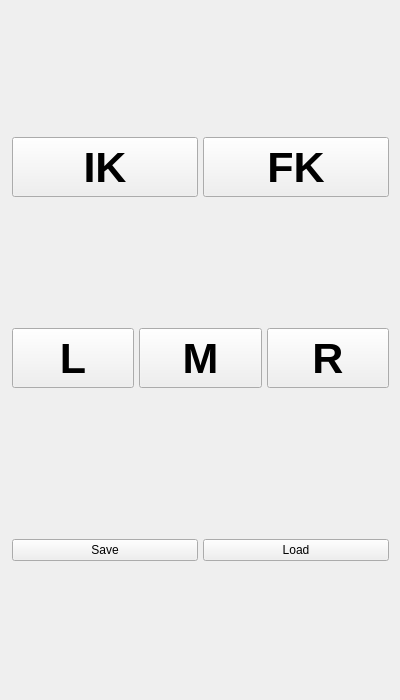
First picture: the form in tools/shapes.ui, repository a772bNsz/Rigging-Tools, before the edit.
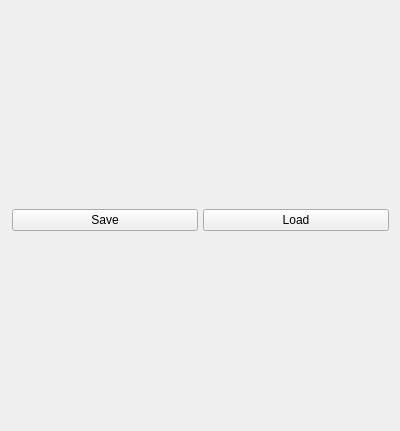
Second picture: the form after the edit.

What changed in the file:
```diff
--- a/tools/shapes.ui
+++ b/tools/shapes.ui
@@ -7,7 +7,7 @@
     <x>0</x>
     <y>0</y>
     <width>400</width>
-    <height>700</height>
+    <height>431</height>
    </rect>
   </property>
   <property name="maximumSize">
@@ -29,217 +29,10 @@
    <property name="bottomMargin">
     <number>12</number>
    </property>
-   <item>
-    <layout class="QHBoxLayout" name="horizontalLayout">
-     <property name="spacing">
-      <number>5</number>
-     </property>
-     <item>
-      <widget class="QPushButton" name="ik_btn">
-       <property name="sizePolicy">
-        <sizepolicy hsizetype="Expanding" vsizetype="Fixed">
-         <horstretch>0</horstretch>
-         <verstretch>0</verstretch>
-        </sizepolicy>
-       </property>
-       <property name="minimumSize">
-        <size>
-         <width>0</width>
-         <height>60</height>
-        </size>
-       </property>
-       <property name="maximumSize">
-        <size>
-         <width>16777215</width>
-         <height>60</height>
-        </size>
-       </property>
-       <property name="font">
-        <font>
-         <pointsize>32</pointsize>
-         <weight>75</weight>
-         <bold>true</bold>
-        </font>
-       </property>
-       <property name="autoFillBackground">
-        <bool>false</bool>
-       </property>
-       <property name="styleSheet">
-        <string notr="true"/>
-       </property>
-       <property name="text">
-        <string>IK</string>
-       </property>
-       <property name="flat">
-        <bool>false</bool>
-       </property>
-      </widget>
-     </item>
-     <item>
-      <widget class="QPushButton" name="fk_btn">
-       <property name="sizePolicy">
-        <sizepolicy hsizetype="Expanding" vsizetype="Fixed">
-         <horstretch>0</horstretch>
-         <verstretch>0</verstretch>
-        </sizepolicy>
-       </property>
-       <property name="minimumSize">
-        <size>
-         <width>0</width>
-         <height>60</height>
-        </size>
-       </property>
-       <property name="maximumSize">
-        <size>
-         <width>16777215</width>
-         <height>60</height>
-        </size>
-       </property>
-       <property name="font">
-        <font>
-         <pointsize>32</pointsize>
-         <weight>75</weight>
-         <bold>true</bold>
-        </font>
-       </property>
-       <property name="styleSheet">
-        <string notr="true"/>
-       </property>
-       <property name="text">
-        <string>FK</string>
-       </property>
-       <property name="autoDefault">
-        <bool>false</bool>
-       </property>
-       <property name="default">
-        <bool>false</bool>
-       </property>
-       <property name="flat">
-        <bool>false</bool>
-       </property>
-      </widget>
-     </item>
-    </layout>
-   </item>
-   <item>
-    <layout class="QHBoxLayout" name="horizontalLayout_2">
-     <property name="spacing">
-      <number>5</number>
-     </property>
-     <property name="bottomMargin">
-      <number>0</number>
-     </property>
-     <item>
-      <widget class="QPushButton" name="left_btn">
-       <property name="sizePolicy">
-        <sizepolicy hsizetype="Expanding" vsizetype="Fixed">
-         <horstretch>0</horstretch>
-         <verstretch>0</verstretch>
-        </sizepolicy>
-       </property>
-       <property name="minimumSize">
-        <size>
-         <width>0</width>
-         <height>60</height>
-        </size>
-       </property>
-       <property name="maximumSize">
-        <size>
-         <width>16777215</width>
-         <height>60</height>
-        </size>
-       </property>
-       <property name="font">
-        <font>
-         <pointsize>32</pointsize>
-         <weight>75</weight>
-         <bold>true</bold>
-        </font>
-       </property>
-       <property name="text">
-        <string>L</string>
-       </property>
-       <property name="flat">
-        <bool>false</bool>
-       </property>
-      </widget>
-     </item>
-     <item>
-      <widget class="QPushButton" name="middle_btn">
-       <property name="sizePolicy">
-        <sizepolicy hsizetype="Expanding" vsizetype="Fixed">
-         <horstretch>0</horstretch>
-         <verstretch>0</verstretch>
-        </sizepolicy>
-       </property>
-       <property name="minimumSize">
-        <size>
-         <width>0</width>
-         <height>60</height>
-        </size>
-       </property>
-       <property name="maximumSize">
-        <size>
-         <width>16777215</width>
-         <height>60</height>
-        </size>
-       </property>
-       <property name="font">
-        <font>
-         <pointsize>32</pointsize>
-         <weight>75</weight>
-         <bold>true</bold>
-        </font>
-       </property>
-       <property name="text">
-        <string>M</string>
-       </property>
-       <property name="flat">
-        <bool>false</bool>
-       </property>
-      </widget>
-     </item>
-     <item>
-      <widget class="QPushButton" name="right_btn">
-       <property name="sizePolicy">
-        <sizepolicy hsizetype="Expanding" vsizetype="Fixed">
-         <horstretch>0</horstretch>
-         <verstretch>0</verstretch>
-        </sizepolicy>
-       </property>
-       <property name="minimumSize">
-        <size>
-         <width>0</width>
-         <height>60</height>
-        </size>
-       </property>
-       <property name="maximumSize">
-        <size>
-         <width>16777215</width>
-         <height>60</height>
-        </size>
-       </property>
-       <property name="font">
-        <font>
-         <pointsize>32</pointsize>
-         <weight>75</weight>
-         <bold>true</bold>
-        </font>
-       </property>
-       <property name="text">
-        <string>R</string>
-       </property>
-       <property name="flat">
-        <bool>false</bool>
-       </property>
-      </widget>
-     </item>
-    </layout>
-   </item>
    <item>
     <layout class="QGridLayout" name="color_grd">
      <property name="topMargin">
-      <number>10</number>
+      <number>0</number>
      </property>
      <property name="bottomMargin">
       <number>10</number>
```
